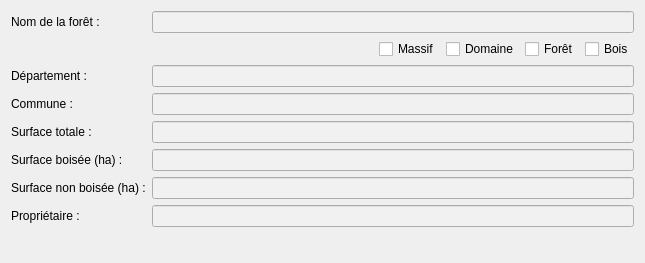
Before: the Qt Designer form qsequoia2/scripts/forest_data/forest_data.ui in SequoiApp/Qsequoia2, drawn with Qt 5.
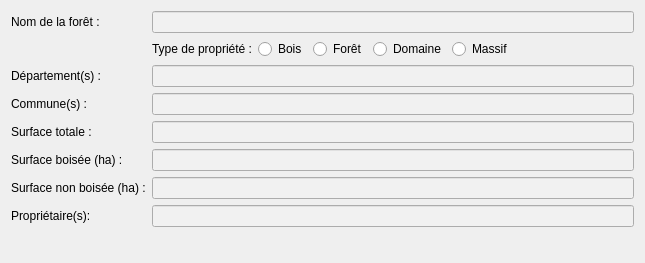
After: the same form once the commit is applied.

```diff
--- a/qsequoia2/scripts/forest_data/forest_data.ui
+++ b/qsequoia2/scripts/forest_data/forest_data.ui
@@ -38,10 +38,62 @@
        </property>
       </widget>
      </item>
+     <item row="1" column="1">
+      <layout class="QHBoxLayout" name="HL2">
+       <item>
+        <widget class="QLabel" name="lbl_type">
+         <property name="text">
+          <string>Type de propriété :</string>
+         </property>
+        </widget>
+       </item>
+       <item>
+        <widget class="QRadioButton" name="rb_bois">
+         <property name="text">
+          <string>Bois</string>
+         </property>
+        </widget>
+       </item>
+       <item>
+        <widget class="QRadioButton" name="rb_foret">
+         <property name="text">
+          <string>Forêt</string>
+         </property>
+        </widget>
+       </item>
+       <item>
+        <widget class="QRadioButton" name="rb_domaine">
+         <property name="text">
+          <string>Domaine</string>
+         </property>
+        </widget>
+       </item>
+       <item>
+        <widget class="QRadioButton" name="rb_massif">
+         <property name="text">
+          <string>Massif</string>
+         </property>
+        </widget>
+       </item>
+       <item>
+        <spacer name="horizontalSpacer">
+         <property name="orientation">
+          <enum>Qt::Horizontal</enum>
+         </property>
+         <property name="sizeHint" stdset="0">
+          <size>
+           <width>40</width>
+           <height>20</height>
+          </size>
+         </property>
+        </spacer>
+       </item>
+      </layout>
+     </item>
      <item row="2" column="0">
       <widget class="QLabel" name="label_departement">
        <property name="text">
-        <string>Département :</string>
+        <string>Département(s) :</string>
        </property>
       </widget>
      </item>
@@ -62,7 +114,7 @@
      <item row="3" column="0">
       <widget class="QLabel" name="label_city">
        <property name="text">
-        <string>Commune :</string>
+        <string>Commune(s) :</string>
        </property>
       </widget>
      </item>
@@ -146,7 +198,7 @@
      <item row="7" column="0">
       <widget class="QLabel" name="label_owner">
        <property name="text">
-        <string>Propriétaire :</string>
+        <string>Propriétaire(s):</string>
        </property>
       </widget>
      </item>
@@ -164,51 +216,6 @@
        </property>
       </widget>
      </item>
-     <item row="1" column="1">
-      <layout class="QHBoxLayout" name="typeLayout_2">
-       <item>
-        <spacer>
-         <property name="orientation">
-          <enum>Qt::Horizontal</enum>
-         </property>
-         <property name="sizeHint" stdset="0">
-          <size>
-           <width>0</width>
-           <height>0</height>
-          </size>
-         </property>
-        </spacer>
-       </item>
-       <item>
-        <widget class="QCheckBox" name="checkBox_massif">
-         <property name="text">
-          <string>Massif</string>
-         </property>
-        </widget>
-       </item>
-       <item>
-        <widget class="QCheckBox" name="checkBox_domaine">
-         <property name="text">
-          <string>Domaine</string>
-         </property>
-        </widget>
-       </item>
-       <item>
-        <widget class="QCheckBox" name="checkBox_foret">
-         <property name="text">
-          <string>Forêt</string>
-         </property>
-        </widget>
-       </item>
-       <item>
-        <widget class="QCheckBox" name="checkBox_bois">
-         <property name="text">
-          <string>Bois</string>
-         </property>
-        </widget>
-       </item>
-      </layout>
-     </item>
     </layout>
    </item>
   </layout>
```
